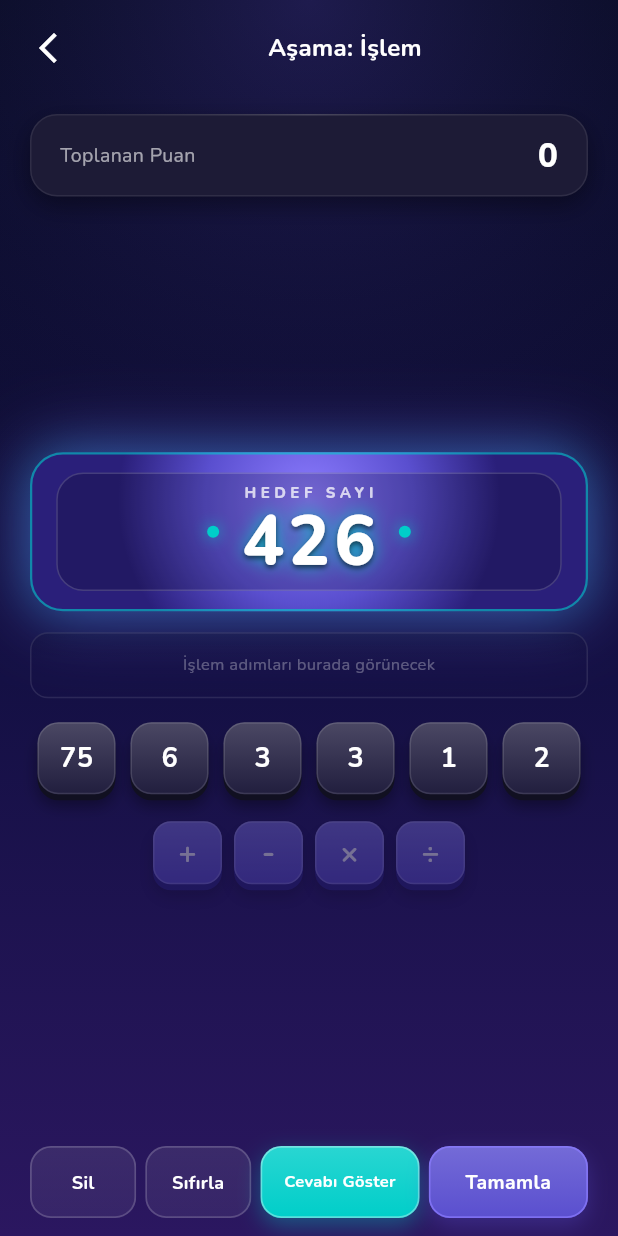
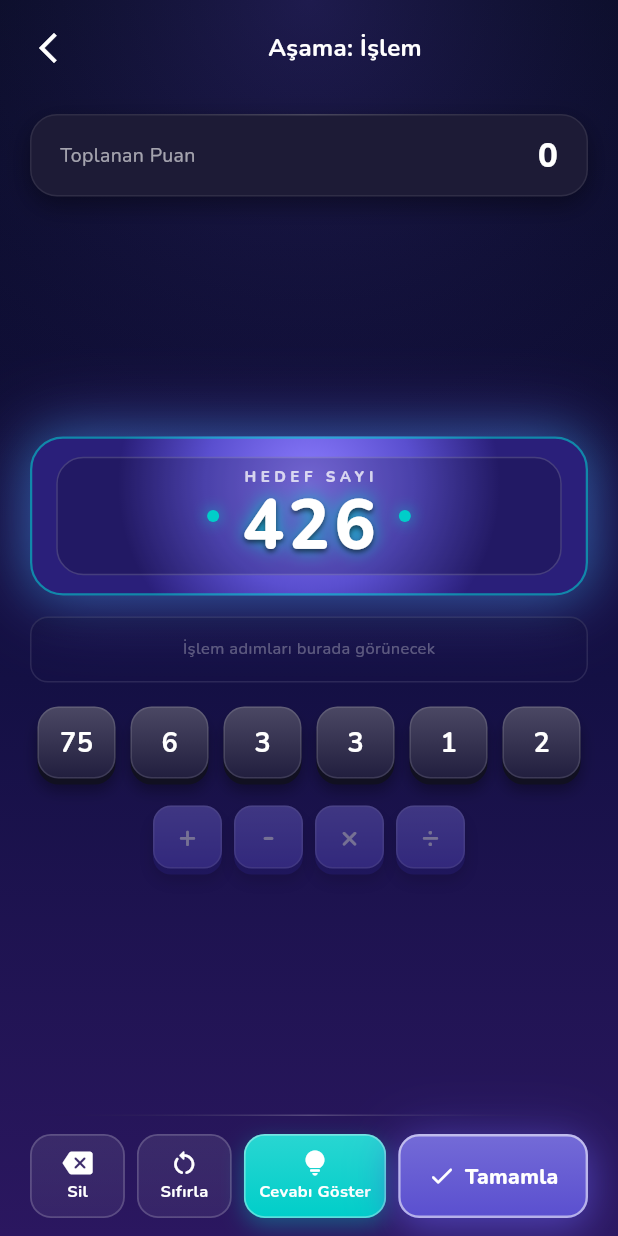
Before and after one commit to Cesurdev58/Say-S-zl-k, a Flutter app: the GameScreen screen opened directly with empty values, on a phone screen of 412 x 824 dp. Run offline on Flutter 3.47's test engine with Material 3 defaults, Android fonts, the phone set to English and light mode, and no system bars; our stand-ins replace audioplayers, cloud_firestore, confetti, firebase_auth, firebase_core, firebase_crashlytics and 4 more; missing offline and left inert: firebase_app_check; accounts and stored records are empty; statements that could not run were skipped.

Commit message:
Faz 5b: modern alt kontrol cubugu (ust isik cizgisi, ikonlu dikey duğmeler, vurgulu Onayla/Gonder)
Co-Authored-By: Claude Sonnet 5.5 <noreply@anthropic.com>

```diff
--- a/lib/screens/game_screen.dart
+++ b/lib/screens/game_screen.dart
@@ -825,8 +825,10 @@ class _GameScreenState extends State<GameScreen> with TickerProviderStateMixin {
           flex: 2,
           child: GameButton(
             label: 'Sil',
+            icon: Icons.backspace_rounded,
+            stacked: true,
             variant: GameButtonVariant.secondary,
-            fontSize: 12,
+            fontSize: 11,
             onPressed: isLocked
                   ? null
                   : () {
@@ -858,8 +860,10 @@ class _GameScreenState extends State<GameScreen> with TickerProviderStateMixin {
           flex: 2,
           child: GameButton(
             label: currentRoundType == 'word' ? 'Temizle' : 'Sıfırla',
+            icon: currentRoundType == 'word' ? Icons.delete_sweep_rounded : Icons.restart_alt_rounded,
+            stacked: true,
             variant: GameButtonVariant.secondary,
-            fontSize: 12,
+            fontSize: 11,
             onPressed: isLocked
                   ? null
                   : () {
@@ -883,15 +887,20 @@ class _GameScreenState extends State<GameScreen> with TickerProviderStateMixin {
             flex: 3,
             child: GameButton(
               label: 'Cevabı Göster',
+              icon: Icons.lightbulb_rounded,
+              stacked: true,
               variant: GameButtonVariant.accent,
               fontSize: 11,
               onPressed: isLocked ? null : _showTimelessSolution,
             ),
           ),
         GameBarItem(
-          flex: 3,
+          flex: 4,
           child: GameButton(
             label: currentRoundType == 'word' ? 'Onayla' : 'Tamamla',
+            icon: Icons.check_rounded,
+            emphasized: true,
+            fontSize: 14,
             onPressed: isLocked
                 ? null
                 : () {
--- a/lib/widgets/ui/game_button.dart
+++ b/lib/widgets/ui/game_button.dart
@@ -16,6 +16,8 @@ class GameButton extends StatelessWidget {
     this.icon,
     this.fontSize = 13,
     this.semanticLabel,
+    this.stacked = false,
+    this.emphasized = false,
   });
 
   /// Dokunma alanı alt sınırı (Material erişilebilirlik yönergesi).
@@ -29,6 +31,12 @@ class GameButton extends StatelessWidget {
   final IconData? icon;
   final double fontSize;
   final String? semanticLabel;
+
+  /// true ise ikon etiketin üstünde, dikey yerleşimle gösterilir (dar butonlar için).
+  final bool stacked;
+
+  /// true ise buton belirgin vurgulanır: daha güçlü parlama, kalın kenarlık ve yazı.
+  final bool emphasized;
 
   Color _base() {
     switch (variant) {
@@ -81,7 +89,10 @@ class GameButton extends StatelessWidget {
               decoration: BoxDecoration(
                 borderRadius: radius,
                 boxShadow: (enabled && !isSecondary)
-                    ? [BoxShadow(color: base.withValues(alpha: 0.35), blurRadius: 12, offset: const Offset(0, 5))]
+                    ? [
+                        BoxShadow(color: base.withValues(alpha: emphasized ? 0.6 : 0.35), blurRadius: emphasized ? 20 : 12, offset: Offset(0, emphasized ? 7 : 5)),
+                        if (emphasized) BoxShadow(color: base.withValues(alpha: 0.3), blurRadius: 32, spreadRadius: 1),
+                      ]
                     : null,
               ),
               child: Material(
@@ -90,33 +101,14 @@ class GameButton extends StatelessWidget {
                   decoration: BoxDecoration(
                     borderRadius: radius,
                     gradient: LinearGradient(begin: Alignment.topCenter, end: Alignment.bottomCenter, colors: [top, base]),
-                    border: Border.all(color: _border(), width: 1.2),
+                    border: Border.all(color: emphasized ? Colors.white.withValues(alpha: 0.55) : _border(), width: emphasized ? 1.6 : 1.2),
                   ),
                   child: InkWell(
                     onTap: onPressed,
                     borderRadius: radius,
                     child: Padding(
-                      padding: const EdgeInsets.symmetric(horizontal: 8, vertical: 10),
-                      child: Center(
-                        child: Row(
-                          mainAxisSize: MainAxisSize.min,
-                          children: [
-                            if (icon != null) ...[
-                              Icon(icon, color: Colors.white, size: fontSize + 5),
-                              const SizedBox(width: 6),
-                            ],
-                            Flexible(
-                              child: Text(
-                                label,
-                                maxLines: 1,
-                                overflow: TextOverflow.ellipsis,
-                                textAlign: TextAlign.center,
-                                style: TextStyle(color: Colors.white, fontWeight: FontWeight.bold, fontSize: fontSize),
-                              ),
-                            ),
-                          ],
-                        ),
-                      ),
+                      padding: EdgeInsets.symmetric(horizontal: stacked ? 4 : 8, vertical: stacked ? 4 : 10),
+                      child: Center(child: stacked && icon != null ? _stackedContent() : _rowContent()),
                     ),
                   ),
                 ),
@@ -127,4 +119,34 @@ class GameButton extends StatelessWidget {
       ),
     );
   }
+
+  TextStyle get _labelStyle => TextStyle(color: Colors.white, fontWeight: emphasized ? FontWeight.w800 : FontWeight.bold, fontSize: fontSize);
+
+  Widget _rowContent() {
+    return Row(
+      mainAxisSize: MainAxisSize.min,
+      children: [
+        if (icon != null) ...[
+          Icon(icon, color: Colors.white, size: fontSize + 5),
+          const SizedBox(width: 6),
+        ],
+        Flexible(child: Text(label, maxLines: 1, overflow: TextOverflow.ellipsis, textAlign: TextAlign.center, style: _labelStyle)),
+      ],
+    );
+  }
+
+  // Büyük yazı boyutlarında içerik taşmak yerine kademeli küçülür.
+  Widget _stackedContent() {
+    return FittedBox(
+      fit: BoxFit.scaleDown,
+      child: Column(
+        mainAxisSize: MainAxisSize.min,
+        children: [
+          Icon(icon, color: Colors.white, size: 20),
+          const SizedBox(height: 2),
+          Text(label, maxLines: 1, textAlign: TextAlign.center, style: _labelStyle),
+        ],
+      ),
+    );
+  }
 }
--- a/lib/widgets/ui/game_control_bar.dart
+++ b/lib/widgets/ui/game_control_bar.dart
@@ -8,21 +8,38 @@ class GameBarItem {
   final int flex;
 }
 
-/// Oyun ekranlarının alt kontrol çubuğu: eylemler yan yana, aralarında sabit boşluk.
+/// Oyun ekranlarının alt kontrol çubuğu: üstte ince ayırıcı ışık çizgisi, altında
+/// aynı yükseklikte (ergonomik 56dp) eylemler; aralarında sabit boşluk.
 class GameControlBar extends StatelessWidget {
-  const GameControlBar({super.key, required this.items, this.spacing = 6});
+  const GameControlBar({super.key, required this.items, this.spacing = 8, this.itemHeight = 56});
 
   final List<GameBarItem> items;
   final double spacing;
 
+  /// Tüm eylemlerin ortak yüksekliği (en az 48dp dokunma alanı).
+  final double itemHeight;
+
   @override
   Widget build(BuildContext context) {
-    return Row(
+    return Column(
+      mainAxisSize: MainAxisSize.min,
       children: [
-        for (int i = 0; i < items.length; i++) ...[
-          if (i > 0) SizedBox(width: spacing),
-          Expanded(flex: items[i].flex, child: items[i].child),
-        ],
+        // Üstten ince ayırıcı ışık çizgisi
+        Container(
+          height: 1,
+          margin: const EdgeInsets.only(bottom: 12),
+          decoration: BoxDecoration(
+            gradient: LinearGradient(colors: [Colors.transparent, Colors.white.withValues(alpha: 0.22), Colors.transparent]),
+          ),
+        ),
+        Row(
+          children: [
+            for (int i = 0; i < items.length; i++) ...[
+              if (i > 0) SizedBox(width: spacing),
+              Expanded(flex: items[i].flex, child: SizedBox(height: itemHeight, child: items[i].child)),
+            ],
+          ],
+        ),
       ],
     );
   }
```
Also changed, not shown: lib/screens/multiplayer_game_screen.dart (+13 -3 lines), 1 other file.
